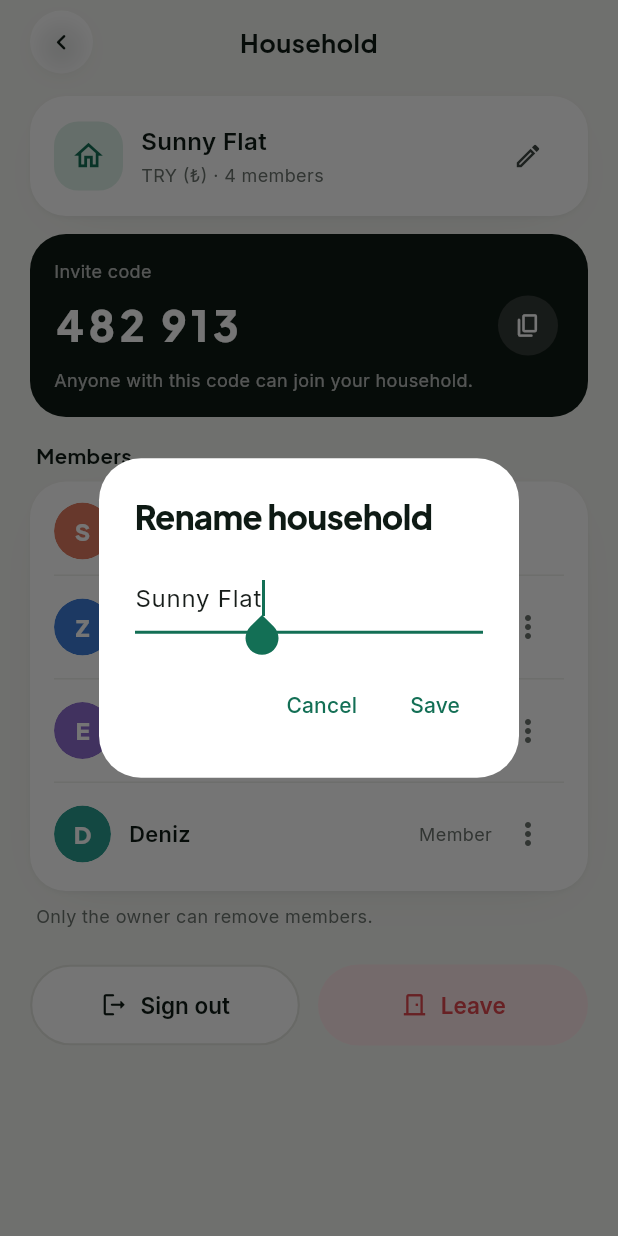
After one commit to senakahya/cs310-HomeLoop, a Flutter app: the HouseholdScreen screen opened by its route, after a tap on the "edit" icon, on a phone screen of 412 x 824 dp. The commit adds this screen. Run offline on Flutter 3.47's test engine with Material 3 defaults, Android fonts, the phone set to English and light mode, and no system bars; network calls fail.

Commit message:
feat(household): add member management with invite code copying and removal confirmation

```diff
--- a/lib/main.dart
+++ b/lib/main.dart
@@ -28,10 +28,27 @@ class HomeLoopApp extends StatelessWidget {
                 ),
               ),
             ),
-        AppRoutes.main: (_) => Scaffold(
+        AppRoutes.main: (context) => Scaffold(
               appBar: AppBar(title: const Text('HomeLoop')),
               body: Center(
-                child: Text(HomeStore.instance.household?.name ?? 'HomeLoop'),
+                child: Column(
+                  mainAxisSize: MainAxisSize.min,
+                  children: [
+                    ListenableBuilder(
+                      listenable: HomeStore.instance,
+                      builder: (_, __) => Text(
+                        HomeStore.instance.household?.name ?? 'HomeLoop',
+                      ),
+                    ),
+                    const SizedBox(height: 16),
+                    FilledButton(
+                      onPressed: () => Navigator.of(context).pushNamed(
+                        AppRoutes.household,
+                      ),
+                      child: const Text('Manage household'),
+                    ),
+                  ],
+                ),
               ),
             ),
       },
--- a/lib/routes/app_routes.dart
+++ b/lib/routes/app_routes.dart
@@ -2,6 +2,7 @@ import 'package:flutter/material.dart';
 
 import '../screens/household/choose_household_screen.dart';
 import '../screens/household/create_household_screen.dart';
+import '../screens/household/household_screen.dart';
 import '../screens/household/join_household_screen.dart';
 
 class AppRoutes {
@@ -12,13 +13,19 @@ class AppRoutes {
   static const createHousehold = '/household/create';
   static const joinHousehold = '/household/join';
   static const main = '/main';
+  static const household = '/household';
 
   static const inventoryForm = '/inventory/form';
   static const inventoryDetail = '/inventory/detail';
+
+  static const expenseForm = '/expenses/form';
+  static const expenseDetail = '/expenses/detail';
+  static const balances = '/balances';
 
   static final householdRoutes = <String, WidgetBuilder>{
     chooseHousehold: (_) => const ChooseHouseholdScreen(),
     createHousehold: (_) => const CreateHouseholdScreen(),
     joinHousehold: (_) => const JoinHouseholdScreen(),
+    household: (_) => const HouseholdScreen(),
   };
 }
--- /dev/null
+++ b/lib/screens/household/household_screen.dart
@@ -0,0 +1,306 @@
+import 'package:flutter/material.dart';
+import 'package:flutter/services.dart';
+
+import '../../data/home_store.dart';
+import '../../models/member.dart';
+import '../../routes/app_routes.dart';
+import '../../theme/app_colors.dart';
+import '../../theme/app_spacing.dart';
+import '../../theme/app_text_styles.dart';
+import '../../widgets/app_button.dart';
+import '../../widgets/app_card.dart';
+import '../../widgets/dialogs.dart';
+import '../../widgets/headers.dart';
+import '../../widgets/member_avatar.dart';
+import '../../widgets/status_badge.dart';
+
+/// S07 · Household & members – invite code, member list, owner actions.
+class HouseholdScreen extends StatelessWidget {
+  const HouseholdScreen({super.key});
+
+  Future<void> _rename(BuildContext context) async {
+    final store = HomeStore.instance;
+    var name = store.household?.name ?? '';
+    final newName = await showDialog<String>(
+      context: context,
+      builder: (context) => AlertDialog(
+        backgroundColor: AppColors.surface,
+        surfaceTintColor: Colors.transparent,
+        title: const Text('Rename household', style: AppTextStyles.title),
+        content: TextFormField(
+          initialValue: name,
+          onChanged: (value) => name = value,
+          autofocus: true,
+          decoration: const InputDecoration(hintText: 'Household name'),
+        ),
+        actions: [
+          TextButton(
+              onPressed: () => Navigator.of(context).pop(),
+              child: const Text('Cancel')),
+          TextButton(
+            onPressed: () => Navigator.of(context).pop(name.trim()),
+            child: const Text('Save'),
+          ),
+        ],
+      ),
+    );
+    if (newName != null && newName.isNotEmpty) store.renameHousehold(newName);
+  }
+
+  /// S07·a – confirmation before removing a member.
+  Future<void> _removeMember(BuildContext context, Member member) async {
+    final store = HomeStore.instance;
+    final balance = store.balances[member.id] ?? 0;
+    final balanceText = balance.abs() >= 0.01
+        ? ' and open balance (${store.currency}${balance.abs().toStringAsFixed(0)})'
+        : '';
+    final confirmed = await showConfirmDialog(
+      context,
+      title: 'Remove ${member.name}?',
+      message:
+          "${member.name} will lose access to ${store.household?.name ?? 'the household'}'s "
+          'shopping list, inventory and expenses. Their past expenses$balanceText stay in the history.',
+      confirmLabel: 'Remove',
+      danger: true,
+      icon: Icons.person_remove_outlined,
+    );
+    if (confirmed) {
+      store.removeMember(member.id);
+      if (context.mounted) {
+        ScaffoldMessenger.of(context).showSnackBar(
+            SnackBar(content: Text('${member.name} was removed')));
+      }
+    }
+  }
+
+  Future<void> _leave(BuildContext context) async {
+    final confirmed = await showConfirmDialog(
+      context,
+      title: 'Leave household?',
+      message:
+          'You will no longer see this household. You can join again with an invite code.',
+      confirmLabel: 'Leave',
+      danger: true,
+      icon: Icons.logout_rounded,
+    );
+    if (confirmed && context.mounted) {
+      HomeStore.instance.leaveHousehold();
+      Navigator.of(context)
+          .pushNamedAndRemoveUntil(AppRoutes.chooseHousehold, (route) => false);
+    }
+  }
+
+  @override
+  Widget build(BuildContext context) {
+    final store = HomeStore.instance;
+    return Scaffold(
+      body: SafeArea(
+        child: ListenableBuilder(
+          listenable: store,
+          builder: (context, _) {
+            final household = store.household;
+            final isOwner = store.currentUser.isOwner;
+            return ListView(
+              padding:
+                  const EdgeInsets.symmetric(horizontal: AppSpacing.screen),
+              children: [
+                const ScreenHeader(title: 'Household'),
+                const SizedBox(height: AppSpacing.sm),
+                AppCard(
+                  child: Row(
+                    children: [
+                      const IconTile(
+                        icon: Icons.home_outlined,
+                        size: 46,
+                        background: AppColors.primarySoft,
+                        foreground: AppColors.primary,
+                      ),
+                      const SizedBox(width: AppSpacing.md),
+                      Expanded(
+                        child: Column(
+                          crossAxisAlignment: CrossAxisAlignment.start,
+                          children: [
+                            Text(household?.name ?? '-',
+                                style: AppTextStyles.bodyStrong
+                                    .copyWith(fontSize: 16)),
+                            const SizedBox(height: 2),
+                            Text(
+                              '${household?.currencyCode ?? ''} (${store.currency}) · ${store.members.length} members',
+                              style: AppTextStyles.caption,
+                            ),
+                          ],
+                        ),
+                      ),
+                      if (isOwner)
+                        IconButton(
+                          tooltip: 'Rename',
+                          onPressed: () => _rename(context),
+                          icon: const Icon(Icons.edit_outlined, size: 20),
+                        ),
+                    ],
+                  ),
+                ),
+                const SizedBox(height: AppSpacing.md),
+                _InviteCard(code: household?.inviteCode ?? '------'),
+                const SectionHeader(title: 'Members'),
+                AppCard(
+                  padding: const EdgeInsets.symmetric(
+                      horizontal: AppSpacing.lg, vertical: AppSpacing.xs),
+                  child: Column(
+                    children: [
+                      for (int i = 0; i < store.members.length; i++) ...[
+                        if (i > 0) const RowDivider(),
+                        _MemberRow(
+                          member: store.members[i],
+                          isYou: store.members[i].id == store.currentUserId,
+                          canRemove: isOwner &&
+                              store.members[i].id != store.currentUserId,
+                          onRemove: () =>
+                              _removeMember(context, store.members[i]),
+                        ),
+                      ],
+                    ],
+                  ),
+                ),
+                const Padding(
+                  padding: EdgeInsets.fromLTRB(
+                      AppSpacing.xs, AppSpacing.sm, AppSpacing.xs, 0),
+                  child: Text('Only the owner can remove members.',
+                      style: AppTextStyles.caption),
+                ),
+                const SizedBox(height: AppSpacing.xxl),
+                Row(
+                  children: [
+                    Expanded(
+                      child: AppButton(
+                        label: 'Sign out',
+                        icon: Icons.logout_rounded,
+                        style: AppButtonStyle.secondary,
+                        onPressed: () => Navigator.of(context)
+                            .pushNamedAndRemoveUntil(
+                                AppRoutes.login, (route) => false),
+                      ),
+                    ),
+                    const SizedBox(width: AppSpacing.md),
+                    Expanded(
+                      child: AppButton(
+                        label: 'Leave',
+                        icon: Icons.door_front_door_outlined,
+                        style: AppButtonStyle.dangerSoft,
+                        onPressed: () => _leave(context),
+                      ),
+                    ),
+                  ],
+                ),
+                const SizedBox(height: AppSpacing.xxl),
+              ],
+            );
+          },
+        ),
+      ),
+    );
+  }
+}
+
+class _InviteCard extends StatelessWidget {
+  final String code;
+  const _InviteCard({required this.code});
+
+  @override
+  Widget build(BuildContext context) {
+    final pretty = code.length == 6
+        ? '${code.substring(0, 3)} ${code.substring(3)}'
+        : code;
+    return Container(
+      padding: const EdgeInsets.all(AppSpacing.lg),
+      decoration: BoxDecoration(
+          color: AppColors.ink,
+          borderRadius: BorderRadius.circular(AppRadius.card)),
+      child: Column(
+        crossAxisAlignment: CrossAxisAlignment.start,
+        children: [
+          Text('Invite code',
+              style:
+                  AppTextStyles.caption.copyWith(color: AppColors.whiteMuted)),
+          const SizedBox(height: AppSpacing.xs),
+          Row(
+            children: [
+              Expanded(
+                child: Text(
+                  pretty,
+                  style: AppTextStyles.amount.copyWith(
+                      color: Colors.white, fontSize: 28, letterSpacing: 3),
+                ),
+              ),
+              IconButton.filled(
+                tooltip: 'Copy code',
+                style: IconButton.styleFrom(
+                    backgroundColor: const Color(0xFF333A36)),
+                onPressed: () {
+                  Clipboard.setData(ClipboardData(text: code));
+                  ScaffoldMessenger.of(context).showSnackBar(
+                    const SnackBar(content: Text('Invite code copied')),
+                  );
+                },
+                icon: const Icon(Icons.copy_rounded,
+                    size: 18, color: Colors.white),
+              ),
+            ],
+          ),
+          const SizedBox(height: AppSpacing.xs),
+          Text(
+            'Anyone with this code can join your household.',
+            style: AppTextStyles.caption.copyWith(color: AppColors.whiteMuted),
+          ),
+        ],
+      ),
+    );
+  }
+}
+
+class _MemberRow extends StatelessWidget {
+  final Member member;
+  final bool isYou;
+  final bool canRemove;
+  final VoidCallback onRemove;
+
+  const _MemberRow({
+    required this.member,
+    required this.isYou,
+    required this.canRemove,
+    required this.onRemove,
+  });
+
+  @override
+  Widget build(BuildContext context) {
+    return Padding(
+      padding: const EdgeInsets.symmetric(vertical: 10),
+      child: Row(
+        children: [
+          MemberAvatar(member: member, size: 38),
+          const SizedBox(width: AppSpacing.md),
+          Expanded(
+            child: Text(isYou ? '${member.name} (you)' : member.name,
+                style: AppTextStyles.bodyStrong),
+          ),
+          if (member.isOwner)
+            const StatusBadge(text: 'Owner', tone: BadgeTone.success)
+          else
+            const Text('Member', style: AppTextStyles.caption),
+          if (canRemove)
+            PopupMenuButton<String>(
+              tooltip: 'Member options',
+              icon: const Icon(Icons.more_vert_rounded, color: AppColors.muted),
+              onSelected: (_) => onRemove(),
+              itemBuilder: (context) => const [
+                PopupMenuItem(
+                    value: 'remove', child: Text('Remove from household')),
+              ],
+            )
+          else
+            const SizedBox(width: 48),
+        ],
+      ),
+    );
+  }
+}
```
Also changed, not shown: 1 other file.
